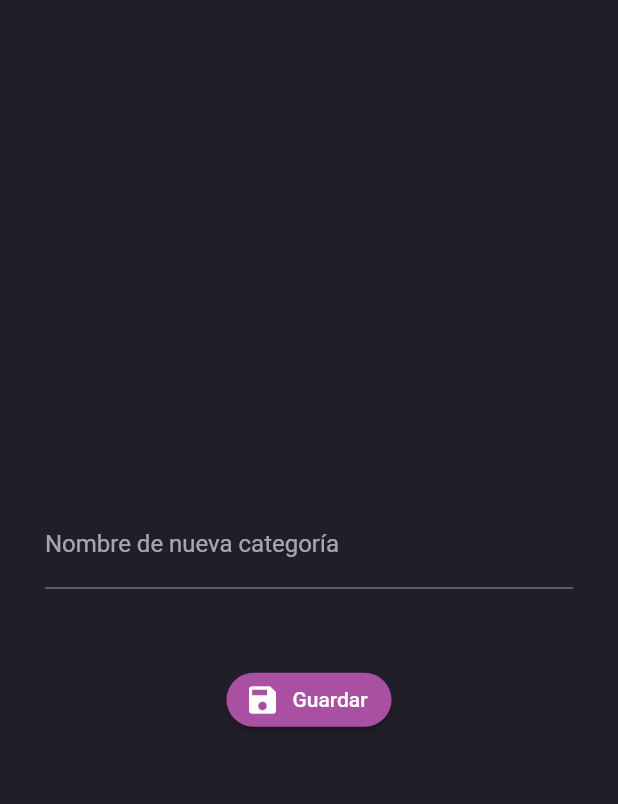
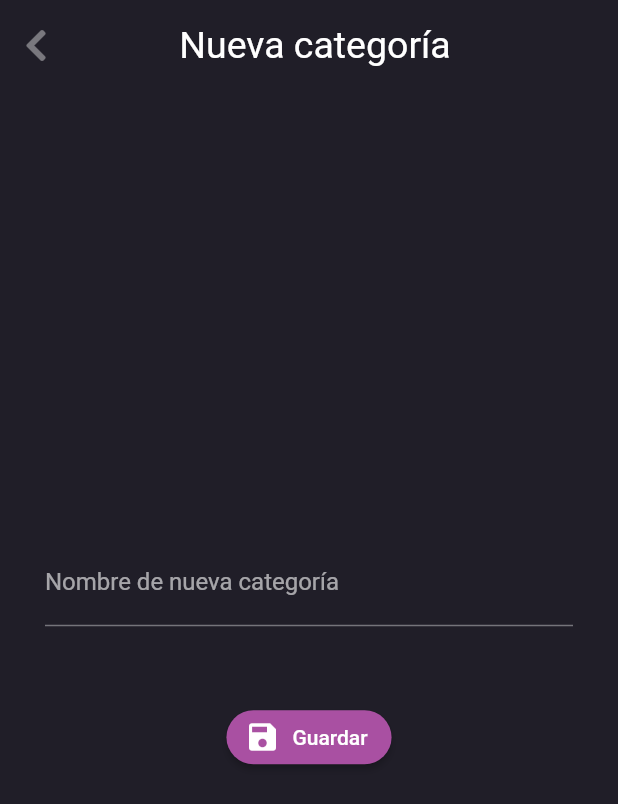
Before and after one commit to muckystack/simple-list-app, a Flutter app: the screen it shows after launch, after a tap on the "add" icon, on a phone screen of 412 x 824 dp. Shown: the top 804 px of the screen. Run offline on Flutter 3.47's test engine with Material 2 defaults, Android fonts, the phone set to English and light mode, and no system bars; our stand-ins replace font_awesome_flutter, rxdart; network calls fail.

Commit message:
FEAT: Agrego appbar personalizado

```diff
--- a/lib/src/pages/category_page.dart
+++ b/lib/src/pages/category_page.dart
@@ -2,6 +2,7 @@ import 'package:flutter/material.dart';
 import 'package:simple_list_app/src/bloc/category_bloc.dart';
 import 'package:simple_list_app/src/model/category_model.dart';
 import 'package:simple_list_app/src/singleton/bloc.dart';
+import 'package:simple_list_app/src/widgets/custom_appbar.dart';
 
 class CategoryPage extends StatelessWidget {
   const CategoryPage({Key key}) : super(key: key);
@@ -12,7 +13,13 @@ class CategoryPage extends StatelessWidget {
     categoryBloc.getCategory();
 
     return Scaffold(
-      body: _crearListado(categoryBloc),
+      body: Column(
+        mainAxisSize: MainAxisSize.max,
+        children: [
+          CustomAppBarInit(),
+          Expanded(child: _crearListado(categoryBloc))
+        ],
+      ),
       floatingActionButton: _crearBoton(context),
     );
   }
--- a/lib/src/pages/new_category_page.dart
+++ b/lib/src/pages/new_category_page.dart
@@ -2,6 +2,7 @@ import 'package:flutter/material.dart';
 import 'package:simple_list_app/src/bloc/category_bloc.dart';
 import 'package:simple_list_app/src/model/category_model.dart';
 import 'package:simple_list_app/src/singleton/bloc.dart';
+import 'package:simple_list_app/src/widgets/custom_appbar.dart';
 
 class NewCategoryPage extends StatefulWidget {
   const NewCategoryPage({Key key}) : super(key: key);
@@ -21,14 +22,22 @@ class _NewCategoryPageState extends State<NewCategoryPage> {
   Widget build(BuildContext context) {
     _categoryBloc = Provider.of(context);
 
-
     final CategoryModel prodData = ModalRoute.of(context).settings.arguments;
+    String titleAppBar = 'Nueva categoría';
     if (prodData != null) {
       category = prodData;
+      titleAppBar = 'Edita categoría';
     }
 
+
     return Scaffold(
-      body: _createForm(),
+      body: Column(
+        mainAxisSize: MainAxisSize.max,
+        children: [
+          CustomAppBar(titleAppBar),
+          Expanded(child: _createForm()),
+        ],
+      ),
     );
   }
 
--- a/lib/src/widgets/custom_appbar.dart
+++ b/lib/src/widgets/custom_appbar.dart
@@ -4,24 +4,64 @@ import 'package:flutter/material.dart';
 import 'package:font_awesome_flutter/font_awesome_flutter.dart';
 
 class CustomAppBar extends StatelessWidget {
-  const CustomAppBar({Key key}) : super(key: key);
+  final title;
+  CustomAppBar(this.title);
 
   @override
   Widget build(BuildContext context) {
     return SafeArea(
       child: Container(
-        margin: EdgeInsets.only(top:30.0),
-        padding: EdgeInsets.symmetric(horizontal:20.0),
-        child: Row(children: [
-          Icon(FontAwesomeIcons.chevronLeft),
-          Spacer(),
-          Icon(FontAwesomeIcons.commentAlt),
-          SizedBox(width:20.0),
-          Icon(FontAwesomeIcons.headphonesAlt),
-          SizedBox(width:20.0),
-          Icon(FontAwesomeIcons.externalLinkAlt),
-        ],),
+        margin: EdgeInsets.only(top: 10.0),
+        child: Row(
+          children: [
+            IconButton(
+                icon: Icon(FontAwesomeIcons.chevronLeft),
+                onPressed: () => Navigator.pop(context)),
+            Expanded(
+              child: Text(
+                title,
+                style: TextStyle(fontSize: 25),
+                textAlign: TextAlign.center,
+              ),
+            ),
+            SizedBox(
+              width: 40,
+            )
+          ],
+        ),
+        height: 40,
       ),
     );
   }
 }
+
+class CustomAppBarInit extends StatelessWidget {
+  const CustomAppBarInit({Key key}) : super(key: key);
+
+  @override
+  Widget build(BuildContext context) {
+    return SafeArea(
+      child: Container(
+        margin: EdgeInsets.only(top: 10.0),
+        child: Row(
+          children: [
+            SizedBox(
+              width: 40,
+            ),
+            Expanded(
+              child: Text(
+                'Categorías',
+                style: TextStyle(fontSize: 25),
+                textAlign: TextAlign.center,
+              ),
+            ),
+            SizedBox(
+              width: 40,
+            )
+          ],
+        ),
+        height: 40,
+      ),
+    );
+  }
+}
```
Also changed, not shown: lib/src/pages/list_page.dart (+9 -2 lines), lib/src/pages/new_list_page.dart (+14 -2 lines).
